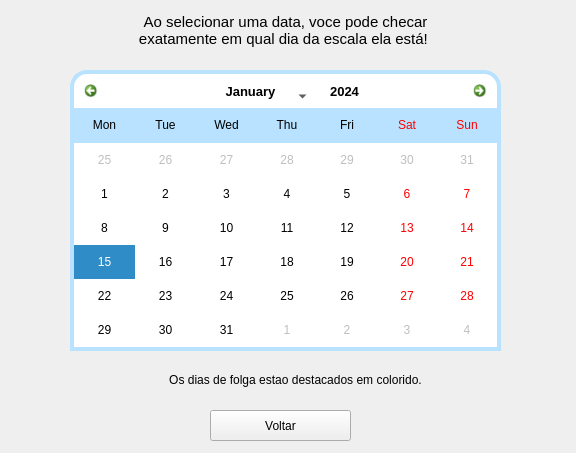
daniel9184/Calendar_visual, file calendar.ui: the form before one commit.
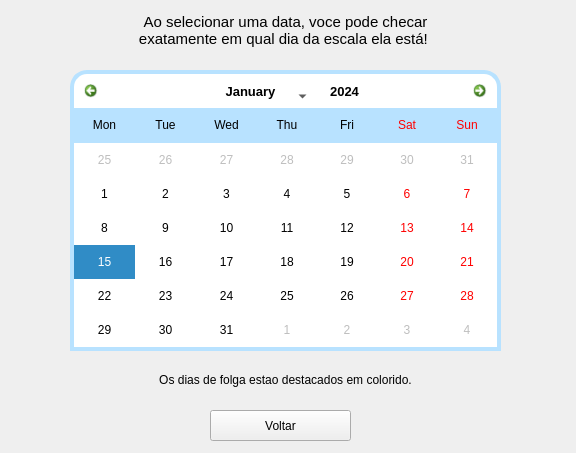
The form after the commit. Icons and pictures are not drawn.

```diff
--- a/calendar.ui
+++ b/calendar.ui
@@ -433,9 +433,9 @@
   <widget class="QLabel" name="label_3">
    <property name="geometry">
     <rect>
-     <x>80</x>
+     <x>0</x>
      <y>370</y>
-     <width>431</width>
+     <width>571</width>
      <height>20</height>
     </rect>
    </property>
```
Left out of the diff: 19 changed lines with no effect on the pictures.
